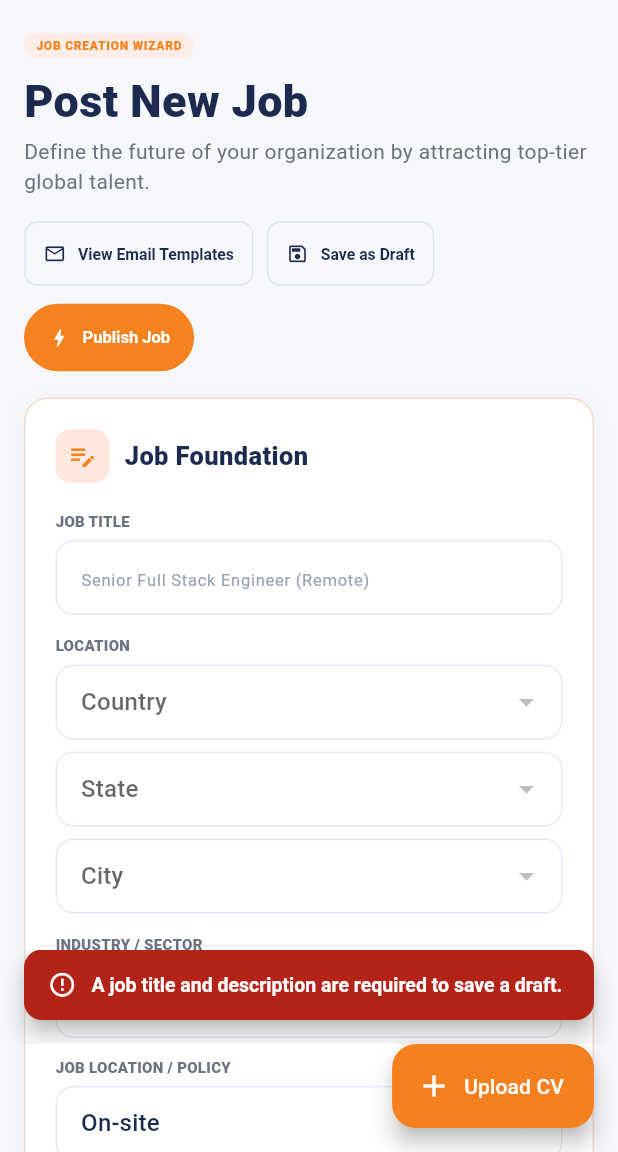
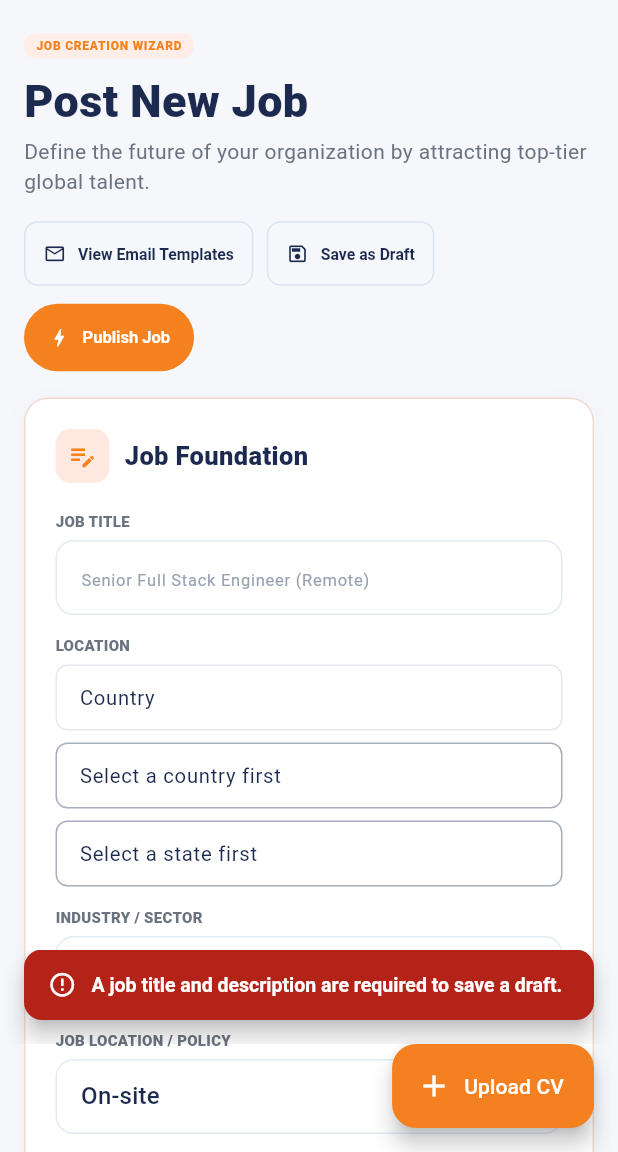
Before and after one commit to Pincef/Pincef-Talent-Mobile-App, a Flutter app: the PostJobScreen screen opened by its route, after a tap on "Save as Draft", on a phone screen of 412 x 824 dp, the part 84-1236 px from its top. Run offline on Flutter 3.47's test engine with Material 3 defaults, Android fonts, the phone set to English and light mode, and no system bars; our stand-ins replace dio, file_picker, flutter_riverpod, flutter_secure_storage, go_router, image_picker and 1 more; missing offline and left inert: file_saver, livekit_client; accounts and stored records are empty; network calls fail.

Commit message:
Refactor PostJobScreen: integrate searchable fields for location selection, enhance item editing functionality, and streamline benefit management

```diff
--- a/lib/features/jobs/presentation/screens/post_job_screen.dart
+++ b/lib/features/jobs/presentation/screens/post_job_screen.dart
@@ -6,6 +6,7 @@ import 'package:talentbridge/core/data/models/location_models.dart';
 import 'package:talentbridge/core/entitlements/module_codes.dart';
 import 'package:talentbridge/core/theme/brand_color.dart';
 import 'package:talentbridge/core/widgets/app_toast.dart';
+import 'package:talentbridge/core/widgets/searchable_fields_widget.dart';
 import 'package:talentbridge/features/auth/application/auth_provider.dart';
 import 'package:talentbridge/features/jobs/application/job_management_provider.dart';
 import 'package:talentbridge/features/jobs/data/models/job_management_model.dart';
@@ -209,9 +210,7 @@ class _PostJobScreenState extends ConsumerState<PostJobScreen> {
         color: blocked ? const Color(0xFFFFF1F0) : const Color(0xFFFFF8EC),
         borderRadius: BorderRadius.circular(10),
         border: Border.all(
-          color: blocked
-              ? const Color(0xFFF3C7C3)
-              : const Color(0xFFF2D8AF),
+          color: blocked ? const Color(0xFFF3C7C3) : const Color(0xFFF2D8AF),
         ),
       ),
       child: Row(children: [
@@ -897,16 +896,20 @@ class _PostJobScreenState extends ConsumerState<PostJobScreen> {
           'AI candidate ranking',
           _aiRanking,
           changed: (v) => setState(() => _aiRanking = v),
-          enabled: ref.read(authProvider).user?.hasModule(
-                  ModuleCodes.aiCandidateMatch) ??
+          enabled: ref
+                  .read(authProvider)
+                  .user
+                  ?.hasModule(ModuleCodes.aiCandidateMatch) ??
               false,
         ),
         _setting(
           'AI resume summary',
           _aiSummary,
           changed: (v) => setState(() => _aiSummary = v),
-          enabled: ref.read(authProvider).user?.hasModule(
-                  ModuleCodes.aiCandidateSummary) ??
+          enabled: ref
+                  .read(authProvider)
+                  .user
+                  ?.hasModule(ModuleCodes.aiCandidateSummary) ??
               false,
         ),
         _setting('Requires management experience', _requiresManagement,
@@ -915,42 +918,52 @@ class _PostJobScreenState extends ConsumerState<PostJobScreen> {
 
   Widget _locationFields() {
     final locations = ref.watch(locationsProvider);
-    final country = _locationSelect(
-        _safeValue(_countryCode, locations.countries.map((x) => x.isoCode)),
+    final selectedCountry = locations.countries
+        .where((country) => country.isoCode == _countryCode)
+        .firstOrNull;
+    final selectedState = locations.states
+        .where((state) => state.isoCode == _stateCode)
+        .firstOrNull;
+    final selectedCity =
+        locations.cities.where((city) => city.name == _city).firstOrNull;
+    final country = SearchableField<CountryEntry>(
+      key:
+          ValueKey('job-country-${locations.isLoadingCountries}-$_countryCode'),
+      options: locations.countries,
+      displayStringForOption: (country) => country.displayLabel,
+      initialValue: selectedCountry,
+      hintText:
           locations.isLoadingCountries ? 'Loading countries...' : 'Country',
-        locations.countries
-            .map((x) =>
-                DropdownMenuItem(value: x.isoCode, child: Text(x.displayLabel)))
-            .toList(),
-        locations.isLoadingCountries
-            ? null
-            : (v) => _onCountryChanged(v, locations.countries));
-    final state = _locationSelect(
-        _safeValue(_stateCode, locations.states.map((x) => x.isoCode)),
-        _countryCode == null
-            ? 'State'
+      enabled: !locations.isLoadingCountries,
+      onSelected: (country) =>
+          _onCountryChanged(country.isoCode, locations.countries),
+    );
+    final state = SearchableField<StateEntry>(
+      key: ValueKey('job-state-$_countryCode-${locations.isLoadingStates}'),
+      options: locations.states,
+      displayStringForOption: (state) => state.name,
+      initialValue: selectedState,
+      hintText: _countryCode == null
+          ? 'Select a country first'
           : locations.isLoadingStates
               ? 'Loading states...'
               : 'State',
-        locations.states
-            .map((x) => DropdownMenuItem(value: x.isoCode, child: Text(x.name)))
-            .toList(),
-        _countryCode == null || locations.isLoadingStates
-            ? null
-            : (v) => _onStateChanged(v, locations.states));
-    final city = _locationSelect(
-        _safeValue(_city, locations.cities.map((x) => x.name)),
-        _stateCode == null
-            ? 'City'
+      enabled: _countryCode != null && !locations.isLoadingStates,
+      onSelected: (state) => _onStateChanged(state.isoCode, locations.states),
+    );
+    final city = SearchableField<CityEntry>(
+      key: ValueKey('job-city-$_stateCode-${locations.isLoadingCities}'),
+      options: locations.cities,
+      displayStringForOption: (city) => city.name,
+      initialValue: selectedCity,
+      hintText: _stateCode == null
+          ? 'Select a state first'
           : locations.isLoadingCities
               ? 'Loading cities...'
               : 'City',
-        locations.cities
-            .map((x) => DropdownMenuItem(value: x.name, child: Text(x.name)))
-            .toList(),
-        _stateCode == null || locations.isLoadingCities
-            ? null
-            : _onCityChanged);
+      enabled: _stateCode != null && !locations.isLoadingCities,
+      onSelected: (city) => _onCityChanged(city.name),
+    );
     return LayoutBuilder(
         builder: (context, box) => box.maxWidth > 430
             ? Row(children: [
@@ -1009,10 +1022,17 @@ class _PostJobScreenState extends ConsumerState<PostJobScreen> {
               child: Row(
                 children: [
                   Expanded(
+                    child: InkWell(
+                      onTap: () => _editListItem(items, item),
+                      borderRadius: BorderRadius.circular(6),
+                      child: Padding(
+                        padding: const EdgeInsets.symmetric(vertical: 4),
                         child: Text(
                           item,
                           style: const TextStyle(
                               fontSize: 11, color: BrandColors.navy),
+                        ),
+                      ),
                     ),
                   ),
                   InkWell(
@@ -1089,17 +1109,6 @@ class _PostJobScreenState extends ConsumerState<PostJobScreen> {
             onChanged: changed,
             decoration: _input(''))
       ]);
-  Widget _locationSelect(
-          String? value,
-          String hint,
-          List<DropdownMenuItem<String>> items,
-          ValueChanged<String?>? changed) =>
-      DropdownButtonFormField<String>(
-          initialValue: value,
-          isExpanded: true,
-          items: items,
-          onChanged: changed,
-          decoration: _input(hint));
   Widget _benefit(String label, bool selected, ValueChanged<bool> onChanged) =>
       InkWell(
           onTap: () => onChanged(!selected),
@@ -1130,9 +1139,14 @@ class _PostJobScreenState extends ConsumerState<PostJobScreen> {
           borderRadius: BorderRadius.circular(11)),
       child: Row(children: [
         Expanded(
+            child: InkWell(
+                onTap: () => _editCustomBenefit(benefit),
+                child: Padding(
+                    padding: const EdgeInsets.symmetric(vertical: 4),
                     child: Text(benefit,
-                style: const TextStyle(fontSize: 10, color: BrandColors.navy),
-                overflow: TextOverflow.ellipsis)),
+                        style: const TextStyle(
+                            fontSize: 10, color: BrandColors.navy),
+                        overflow: TextOverflow.ellipsis)))),
         InkWell(
             onTap: () => setState(() => _customBenefits.remove(benefit)),
             child: const Icon(Icons.close, size: 13, color: BrandColors.orange))
@@ -1405,6 +1419,54 @@ class _PostJobScreenState extends ConsumerState<PostJobScreen> {
     if (shouldAdd == true) _addItem(controller, target);
   }
 
+  Future<String?> _editTextValue(String title, String value) async {
+    final controller = TextEditingController(text: value);
+    final updated = await showDialog<String>(
+      context: context,
+      builder: (dialogContext) => AlertDialog(
+        title: Text(title),
+        content: TextField(
+          controller: controller,
+          autofocus: true,
+          maxLines: 3,
+          textCapitalization: TextCapitalization.sentences,
+          decoration: _input('Edit value'),
+          onSubmitted: (_) => Navigator.pop(dialogContext, controller.text),
+        ),
+        actions: [
+          TextButton(
+              onPressed: () => Navigator.pop(dialogContext),
+              child: const Text('Cancel')),
+          FilledButton(
+              onPressed: () => Navigator.pop(dialogContext, controller.text),
+              child: const Text('Save')),
+        ],
+      ),
+    );
+    controller.dispose();
+    final trimmed = updated?.trim();
+    return trimmed == null || trimmed.isEmpty ? null : trimmed;
+  }
+
+  Future<void> _editListItem(List<String> items, String item) async {
+    final index = items.indexOf(item);
+    if (index < 0) return;
+    final updated = await _editTextValue(
+      items == _responsibilities ? 'Edit responsibility' : 'Edit requirement',
+      item,
+    );
+    if (!mounted || updated == null) return;
+    setState(() => items[index] = updated);
+  }
+
+  Future<void> _editCustomBenefit(String benefit) async {
+    final index = _customBenefits.indexOf(benefit);
+    if (index < 0) return;
+    final updated = await _editTextValue('Edit benefit', benefit);
+    if (!mounted || updated == null) return;
+    setState(() => _customBenefits[index] = updated);
+  }
+
   Future<void> _showEmailTemplates() => showDialog<void>(
         context: context,
         builder: (dialogContext) => AlertDialog(
@@ -1499,18 +1561,35 @@ class _PostJobScreenState extends ConsumerState<PostJobScreen> {
       title: _title.text.trim(),
       employmentType: _employmentTypeValues[_employment]!,
       workplaceType: _workplaceTypeValues[_workplace]!,
+      industry: _industry,
+      companyOverview: _companyOverview.text.trim(),
       location: _jobLocation,
       minimumSalary: double.tryParse(_minimum.text),
       maximumSalary: double.tryParse(_maximum.text),
       currency: _currency,
       description: _overview.text.trim(),
       requiredSkills: _requirements,
+      responsibilities: _responsibilities,
+      benefits: [
+        if (_health) 'Health Insurance',
+        if (_equity) 'Equity/RSUs',
+        if (_learning) 'Learning Stipend',
+        if (_wellness) 'Wellness',
+        ..._customBenefits,
+      ],
       minYearsOfExperience: int.tryParse(_minYears.text.trim()),
       educationLevel: _educationLevel,
       requiresManagementExperience: _requiresManagement,
+      autoRejectNonMatches: _autoReject,
       applicationDeadline: _deadline,
       aiRanking: _aiRanking,
       aiSummary: _aiSummary,
+      pipelineTier: _pipelineTier,
+      rankingPlanTier: _planTier,
+      rankingLimit: _rankingLimit.round(),
+      assessmentEmailCount:
+          int.tryParse(_assessmentEmailCount.text.trim()) ?? 15,
+      interviewEmailCount: int.tryParse(_interviewEmailCount.text.trim()) ?? 10,
     );
 
     try {
```
Lines whose indentation alone changed are shown as unchanged.
